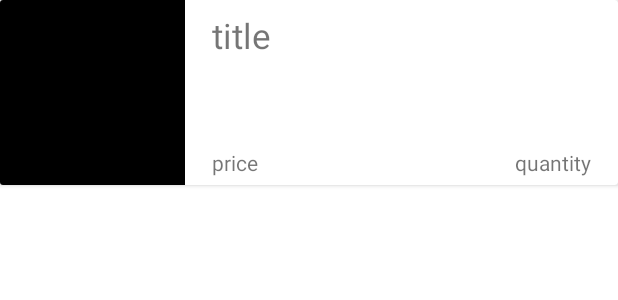
After one commit to anisha-01-phoenix/Marketing-App, an Android app: the layout single_row_shopcontent.xml on its own in the app's theme, with its tools: preview values and no code run, on a phone screen of 412 x 824 dp. The commit adds this screen. Shown: the top 300 px of the screen. Run offline under Robolectric (Android 15) with nearby library versions, the phone set to English and light mode, and no system bars.

Commit message:
shop content with random data

```diff
--- a/app/src/main/AndroidManifest.xml
+++ b/app/src/main/AndroidManifest.xml
@@ -9,7 +9,10 @@
         android:roundIcon="@mipmap/ic_launcher_round"
         android:supportsRtl="true"
         android:theme="@style/Theme.MarketingApp">
-        <activity android:name=".MainActivity">
+        <activity
+            android:name=".shopkeeper.shopkeepercontent"
+            android:exported="true" />
+        <activity android:name=".shopkeeper.MainActivity">
             <intent-filter>
                 <action android:name="android.intent.action.MAIN" />
 
--- a/app/src/main/res/layout/activity_main.xml
+++ b/app/src/main/res/layout/activity_main.xml
@@ -4,7 +4,7 @@
     xmlns:tools="http://schemas.android.com/tools"
     android:layout_width="match_parent"
     android:layout_height="match_parent"
-    tools:context=".MainActivity">
+    tools:context=".shopkeeper.MainActivity">
 
     <TextView
         android:layout_width="wrap_content"
@@ -13,6 +13,7 @@
         app:layout_constraintBottom_toBottomOf="parent"
         app:layout_constraintLeft_toLeftOf="parent"
         app:layout_constraintRight_toRightOf="parent"
-        app:layout_constraintTop_toTopOf="parent" />
+        app:layout_constraintTop_toTopOf="parent"
+        android:onClick="tryer"/>
 
 </androidx.constraintlayout.widget.ConstraintLayout>
--- /dev/null
+++ b/app/src/main/res/layout/single_row_shopcontent.xml
@@ -0,0 +1,61 @@
+<?xml version="1.0" encoding="utf-8"?>
+<androidx.cardview.widget.CardView xmlns:android="http://schemas.android.com/apk/res/android"
+    android:layout_width="match_parent"
+    android:layout_height="wrap_content">
+    <LinearLayout
+        android:layout_width="match_parent"
+        android:layout_height="wrap_content"
+        android:orientation="horizontal">
+        <ImageView
+            android:layout_width="123dp"
+            android:layout_height="123dp"
+            android:src="@color/black"
+            android:id="@+id/shopitemimage"/>
+        <LinearLayout
+            android:layout_width="match_parent"
+            android:layout_height="match_parent"
+            android:orientation="vertical">
+            <TextView
+                android:layout_width="match_parent"
+                android:layout_height="wrap_content"
+                android:text="title"
+                android:layout_marginTop="8dp"
+                android:layout_marginLeft="18dp"
+                android:textSize="23dp"
+                android:id="@+id/shopcontenttitle"/>
+            <LinearLayout
+                android:layout_width="match_parent"
+                android:layout_height="wrap_content"
+               android:layout_marginTop="59dp"
+                android:orientation="horizontal">
+                <RelativeLayout
+                    android:layout_width="match_parent"
+                    android:layout_height="wrap_content">
+
+                    <TextView
+                        android:id="@+id/shopcontentprice"
+                        android:layout_width="wrap_content"
+                        android:layout_height="wrap_content"
+                        android:layout_marginLeft="18dp"
+                        android:text="price" />
+
+                    <TextView
+                        android:id="@+id/shopcontenquantityavailable"
+                        android:layout_width="wrap_content"
+                        android:layout_height="wrap_content"
+                        android:layout_alignParentEnd="true"
+                        android:layout_alignParentRight="true"
+
+
+                        android:layout_gravity="right"
+
+                        android:layout_marginRight="18dp"
+
+                        android:gravity="right"
+                        android:text="quantity" />
+                </RelativeLayout>
+            </LinearLayout>
+        </LinearLayout>
+    </LinearLayout>
+
+</androidx.cardview.widget.CardView>
```
Also changed, not shown: app/src/main/java/com/example/marketingapp/shopkeeper/MainActivity.java (renamed from app/src/main/java/com/example/marketingapp/MainActivity.java, +10 -1 lines), app/src/main/java/com/example/marketingapp/shopkeeper/model_shopcontent.java (added, +32 -0 lines), app/src/main/java/com/example/marketingapp/shopkeeper/shopcontentadapter.java (added, +60 -0 lines), app/src/main/java/com/example/marketingapp/shopkeeper/shopkeepercontent.java (added, +50 -0 lines), app/src/main/res/layout/activity_shopkeepercontent.xml (added, +26 -0 lines), app/src/main/res/drawable/prof.png (added).
